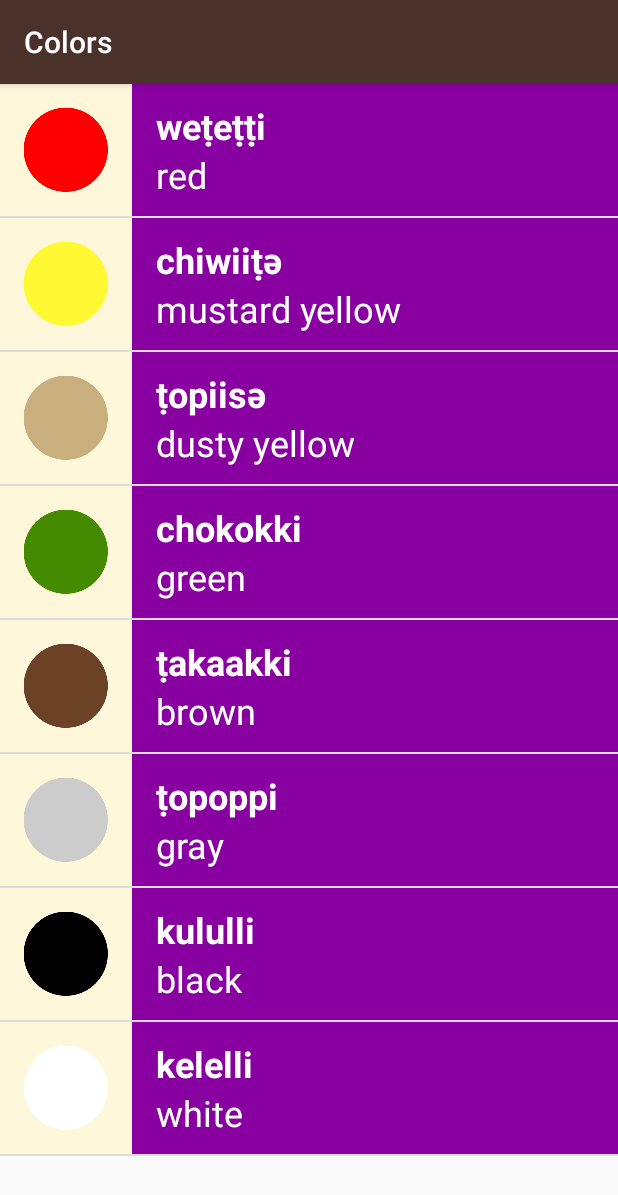
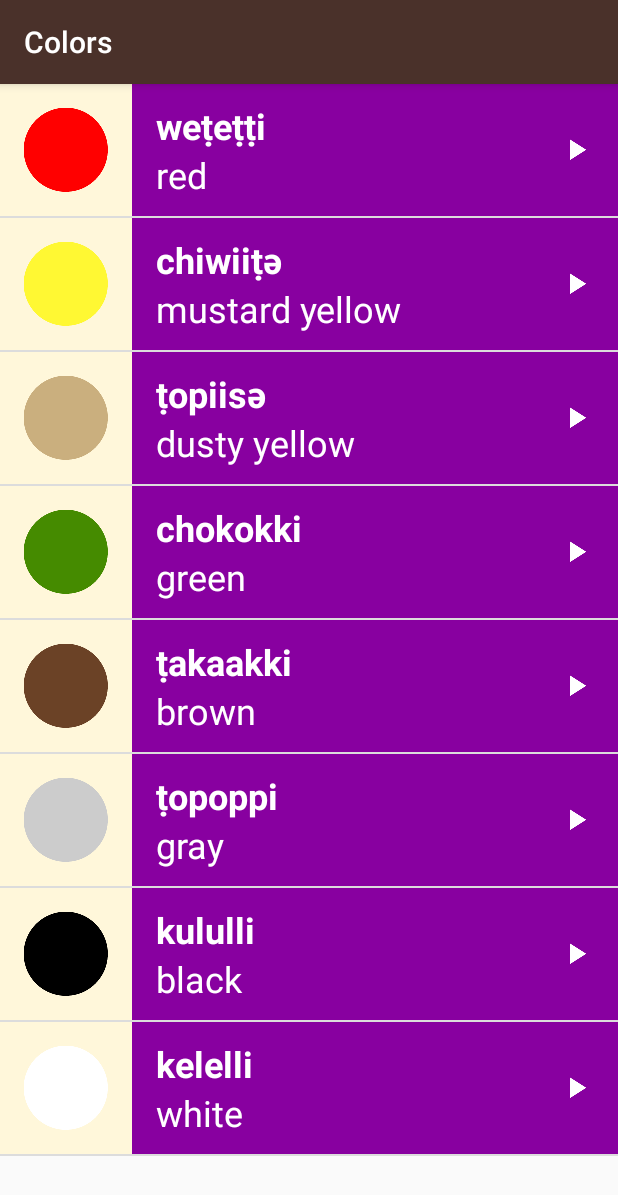
Before and after one commit to alhoqbani/ud803-miwok, an Android app: the ColorsActivity screen opened directly, with no data from a screen before it, on a phone screen of 412 x 824 dp. Shown: the top 1195 px of the screen. Run offline under Robolectric (Android 15) with nearby library versions, the phone set to English and light mode, and no system bars.

Commit message:
Add arrow icon to the list item

```diff
--- a/app/src/main/res/layout/list_item.xml
+++ b/app/src/main/res/layout/list_item.xml
@@ -17,6 +17,12 @@
         android:id="@+id/text_container"
         android:layout_width="match_parent"
         android:layout_height="match_parent"
+        android:orientation="horizontal">
+
+        <LinearLayout
+            android:layout_width="0dp"
+            android:layout_height="match_parent"
+            android:layout_weight="1"
             android:orientation="vertical"
             android:paddingLeft="16dp"
             android:paddingStart="16dp">
@@ -45,4 +51,16 @@
                 tools:text="one" />
 
         </LinearLayout>
+
+        <ImageView
+            android:layout_width="24dp"
+            android:layout_height="24dp"
+            android:layout_gravity="center_vertical"
+            android:layout_marginEnd="16dp"
+            android:layout_marginRight="16dp"
+            android:contentDescription="@string/play_arrow"
+            android:src="@drawable/ic_play_arrow" />
+
     </LinearLayout>
+
+</LinearLayout>
--- a/app/src/main/res/values/strings.xml
+++ b/app/src/main/res/values/strings.xml
@@ -13,4 +13,5 @@
 
     <!-- Category name for the vocabulary words for family members [CHAR LIMIT=20] -->
     <string name="category_family">Family Members</string>
+    <string name="play_arrow">Play Arrow</string>
 </resources>
```
Lines whose indentation alone changed are shown as unchanged.
